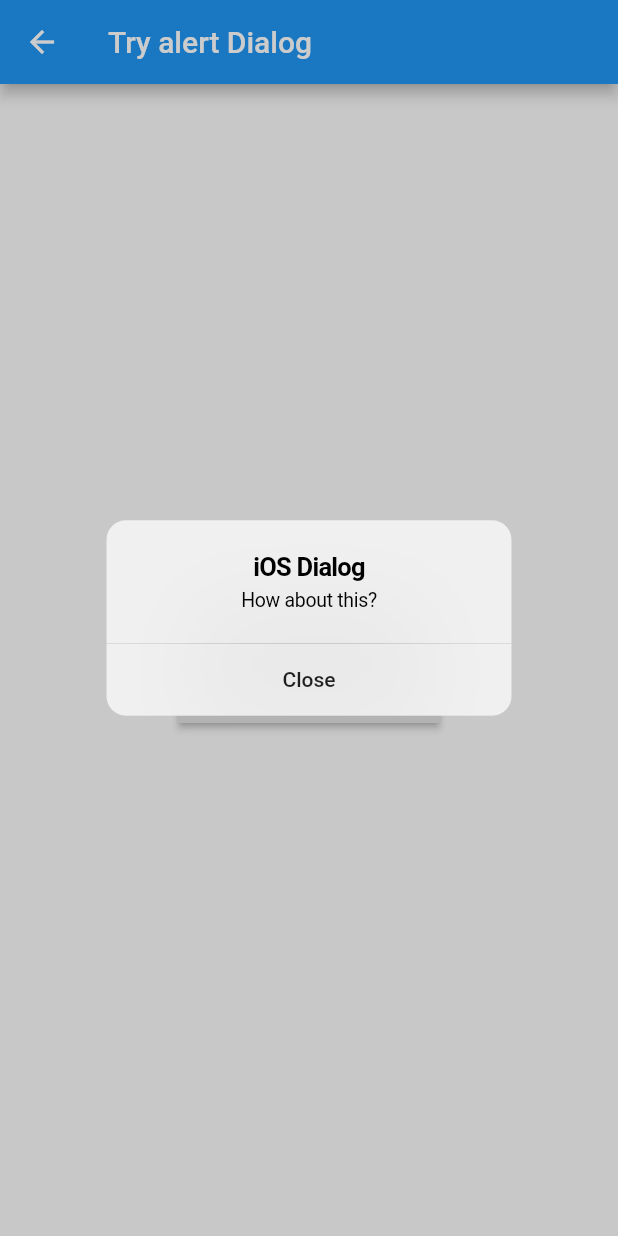
After one commit to Zimins/flutter_cookbook, a Flutter app: the _AlertDialogShowcase screen opened directly, after a tap on "Show Cupertino Dialog", on a phone screen of 412 x 824 dp. The commit adds this screen. Run offline on Flutter 3.47's test engine with Material 2 defaults, Android fonts, the phone set to English and light mode, and no system bars; our stand-ins replace image_picker; missing offline and left inert: flutter_material_color_picker.

Commit message:
add AlertDialog

```diff
--- /dev/null
+++ b/lib/contents/dialogShowcase.dart
@@ -0,0 +1,72 @@
+import 'package:flutter/cupertino.dart';
+import 'package:flutter/material.dart';
+import 'package:flutter_cookbook/contents/contentlist.dart';
+
+class AlertDialogDemo implements CookItem {
+  @override
+  String title = "AlertDialog";
+
+  @override
+  void onSelect(BuildContext context) {
+    Navigator.push(context, MaterialPageRoute(builder: (context) {
+      return _AlertDialogShowcase();
+    }));
+  }
+}
+
+class _AlertDialogShowcase extends StatelessWidget {
+  @override
+  Widget build(BuildContext context) {
+    return Scaffold(
+      appBar: AppBar(
+        title: Text("Try alert Dialog"),
+      ),
+      body: Container(
+          alignment: Alignment.center,
+          child: Column(
+            mainAxisAlignment: MainAxisAlignment.center,
+            children: <Widget>[
+              RaisedButton(
+                child: Text("Show material dialog"),
+                onPressed: () {
+                  showDialog(
+                      context: context,
+                      child: AlertDialog(
+                        title: Text("Demo materialDialog"),
+                        content: Text("You can use Wiget as content."),
+                        actions: <Widget>[
+                          FlatButton(
+                              child: Text("Confirm"),
+                              onPressed: () {
+                                Navigator.pop(context, null);
+                              }),
+                        ],
+                      ));
+                },
+              ),
+              RaisedButton(
+                child: Text("Show Cupertino Dialog"),
+                onPressed: () {
+                  showCupertinoDialog(
+                      context: context,
+                      builder: (context) {
+                        return CupertinoAlertDialog(
+                          title: Text("iOS Dialog"),
+                          content: Text("How about this?"),
+                          actions: <Widget>[
+                            FlatButton(
+                              child: Text("Close"),
+                              onPressed: () {
+                                Navigator.pop(context);
+                              },
+                            )
+                          ],
+                        );
+                      });
+                },
+              ),
+            ],
+          )),
+    );
+  }
+}
```
Also changed, not shown: lib/main.dart (+7 -1 lines).
